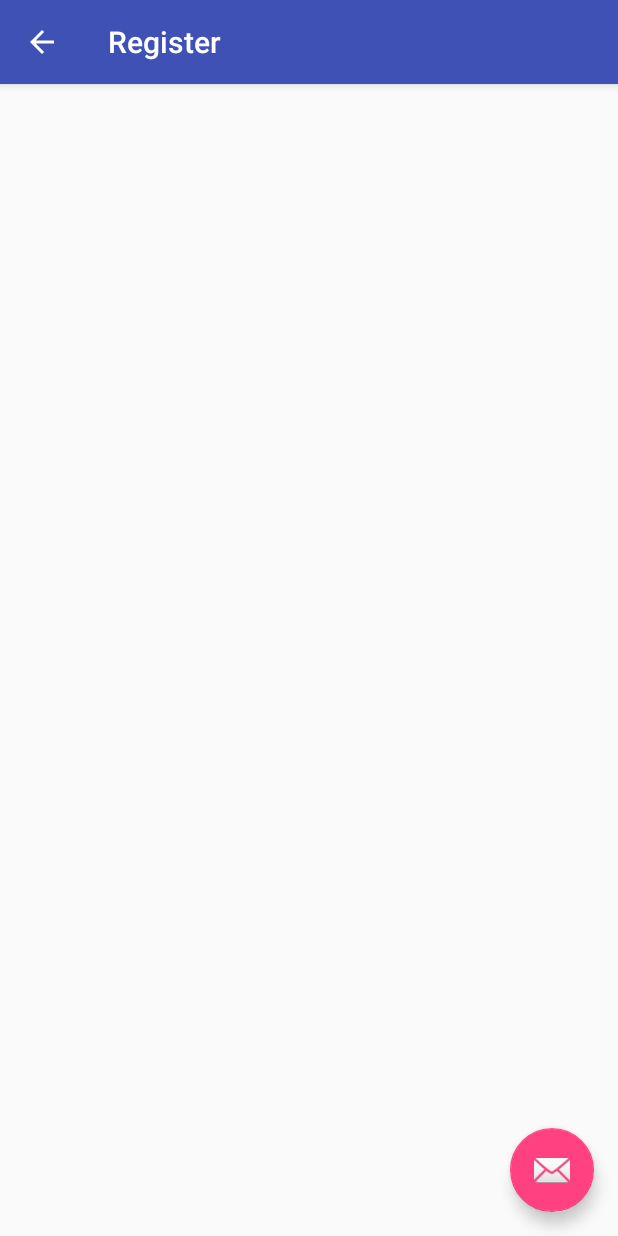
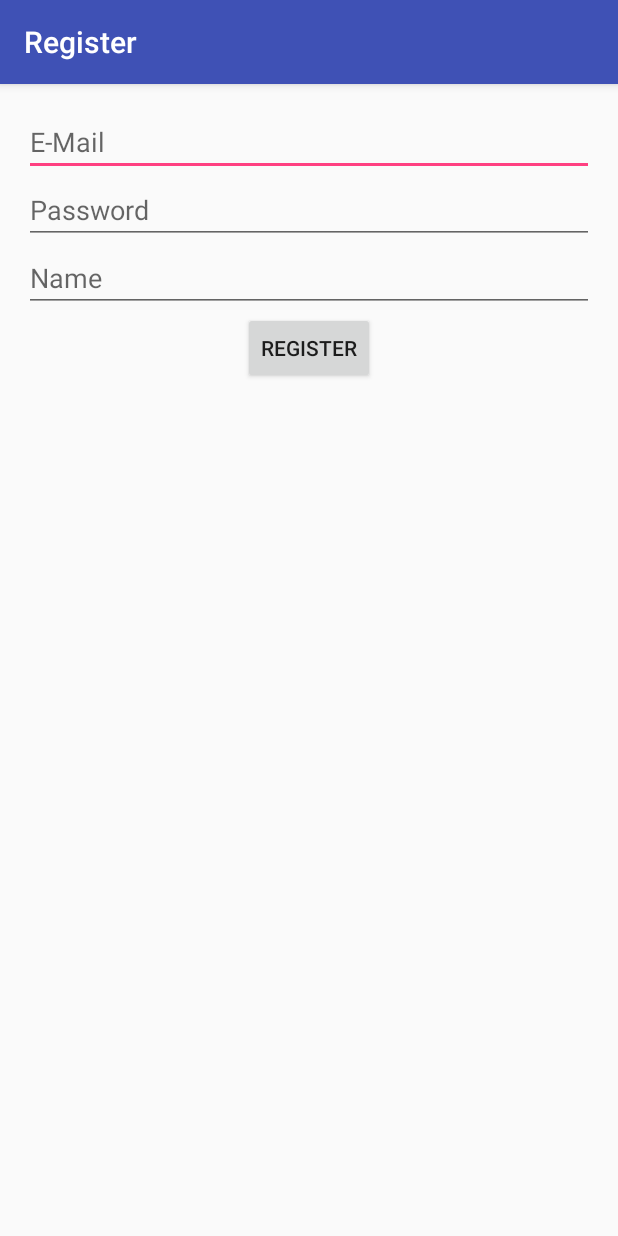
Before and after one commit to burakkunkcu/Zulu-Blueprint, an Android app: the ActivityRegister screen opened directly, with no data from a screen before it, on a phone screen of 412 x 824 dp. Run offline under Robolectric (Android 15) with nearby library versions, the phone set to English and light mode, and no system bars.

Commit message:
Register completed
Still needs network implementation

```diff
--- a/ZuluApp/app/src/main/java/blueprintlabs/zulu/ActivityLogin.java
+++ b/ZuluApp/app/src/main/java/blueprintlabs/zulu/ActivityLogin.java
@@ -73,6 +73,11 @@ public class ActivityLogin extends AppCompatActivity implements LoaderCallbacks<
         // Set up the login form.
         mEmailView = (AutoCompleteTextView) findViewById(R.id.email);
         populateAutoComplete();
+
+        //If returning from register screen set the email to new account's
+        if(getIntent().getBooleanExtra("fromreg", false)){
+            mEmailView.setText(getIntent().getStringExtra("email"));
+        }
 
         mPasswordView = (EditText) findViewById(R.id.password);
         mPasswordView.setOnEditorActionListener(new TextView.OnEditorActionListener() {
--- a/ZuluApp/app/src/main/res/layout/activity_register.xml
+++ b/ZuluApp/app/src/main/res/layout/activity_register.xml
@@ -23,12 +23,5 @@
 
     <include layout="@layout/content_activity_register" />
 
-    <android.support.design.widget.FloatingActionButton
-        android:id="@+id/fab"
-        android:layout_width="wrap_content"
-        android:layout_height="wrap_content"
-        android:layout_gravity="bottom|end"
-        android:layout_margin="@dimen/fab_margin"
-        android:src="@android:drawable/ic_dialog_email" />
 
 </android.support.design.widget.CoordinatorLayout>
--- a/ZuluApp/app/src/main/res/layout/content_activity_register.xml
+++ b/ZuluApp/app/src/main/res/layout/content_activity_register.xml
@@ -12,4 +12,41 @@
     tools:context="blueprintlabs.zulu.ActivityRegister"
     tools:showIn="@layout/activity_register">
 
+    <EditText
+        android:layout_width="wrap_content"
+        android:layout_height="wrap_content"
+        android:id="@+id/regMail"
+        android:layout_alignParentTop="true"
+        android:layout_alignParentStart="true"
+        android:layout_alignParentEnd="true"
+        android:hint="E-Mail" />
+
+    <EditText
+        android:layout_width="wrap_content"
+        android:layout_height="wrap_content"
+        android:inputType="numberPassword"
+        android:ems="10"
+        android:id="@+id/regPassword"
+        android:layout_below="@+id/regMail"
+        android:layout_alignParentStart="true"
+        android:layout_alignEnd="@+id/regMail"
+        android:hint="Password" />
+
+    <EditText
+        android:layout_width="wrap_content"
+        android:layout_height="wrap_content"
+        android:id="@+id/regName"
+        android:layout_below="@+id/regPassword"
+        android:layout_alignParentStart="true"
+        android:layout_alignEnd="@+id/regPassword"
+        android:hint="Name" />
+
+    <Button
+        android:layout_width="wrap_content"
+        android:layout_height="wrap_content"
+        android:text="Register"
+        android:id="@+id/regbutton"
+        android:layout_below="@+id/regName"
+        android:layout_centerHorizontal="true" />
+
 </RelativeLayout>
```
Also changed, not shown: ZuluApp/app/src/main/java/blueprintlabs/zulu/ActivityRegister.java (+117 -6 lines).
